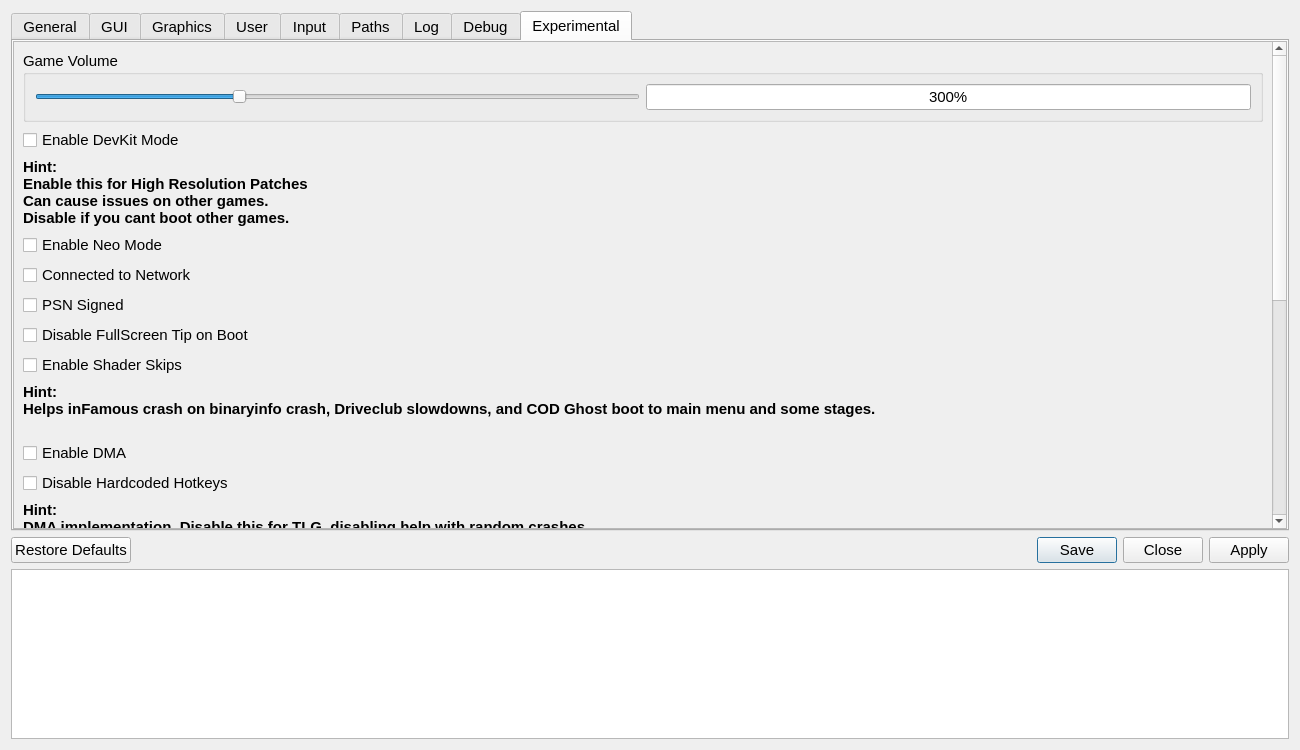
The window that src/qt_gui/settings_dialog.ui (diegolix29/shadPS4) describes before a commit, drawn with Qt 5.
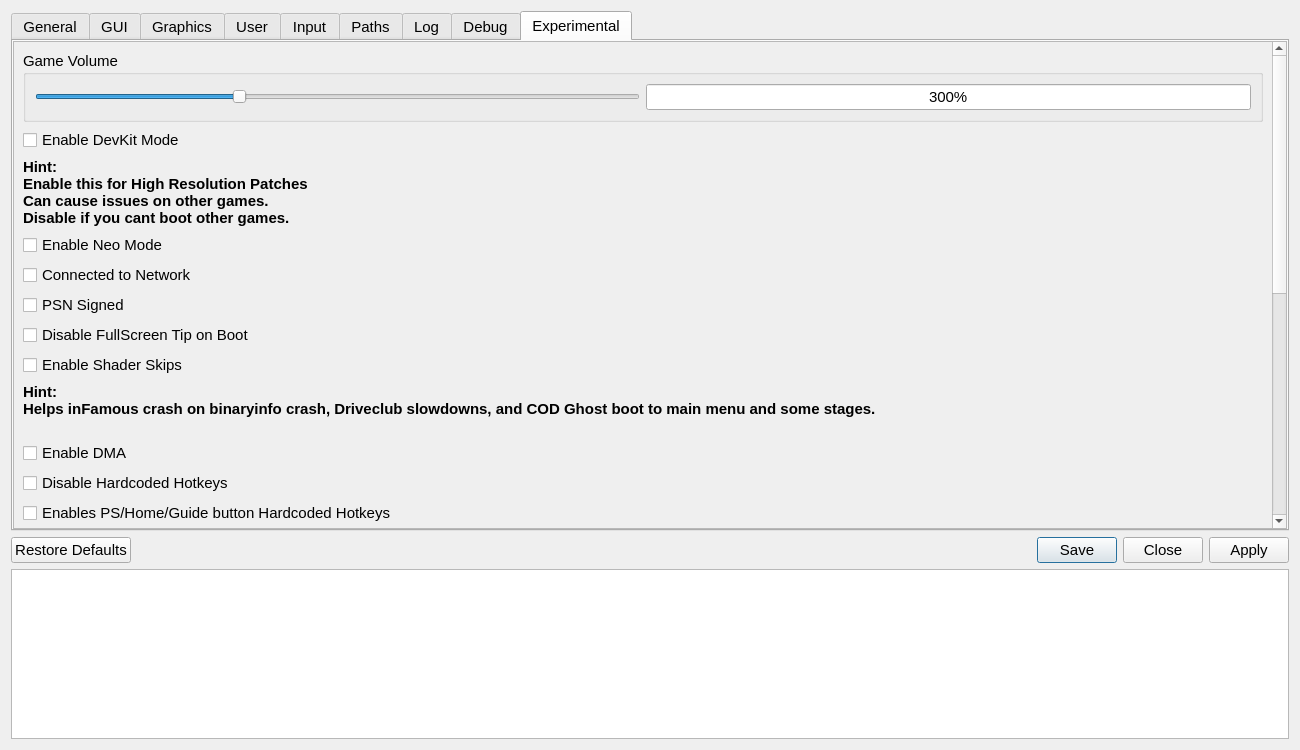
The same window after the commit. The open tabs and pages were chosen to show the change. Icons and pictures are not drawn.

Commit message: Fixing Home button Break with multiple players

```diff
--- a/src/qt_gui/settings_dialog.ui
+++ b/src/qt_gui/settings_dialog.ui
@@ -2700,6 +2700,14 @@
 				</property>
 			</widget>
 		</item>
+			
+		<item>
+			<widget class="QCheckBox" name="HomeHotkeysCheckBox">
+				<property name="text">
+					<string>Enables PS/Home/Guide button Hardcoded Hotkeys</string>
+				</property>
+			</widget>
+		</item>
 
 		<item>
 			<widget class="QLabel" name="label_231">
```
The commit also changes 10 other files.
